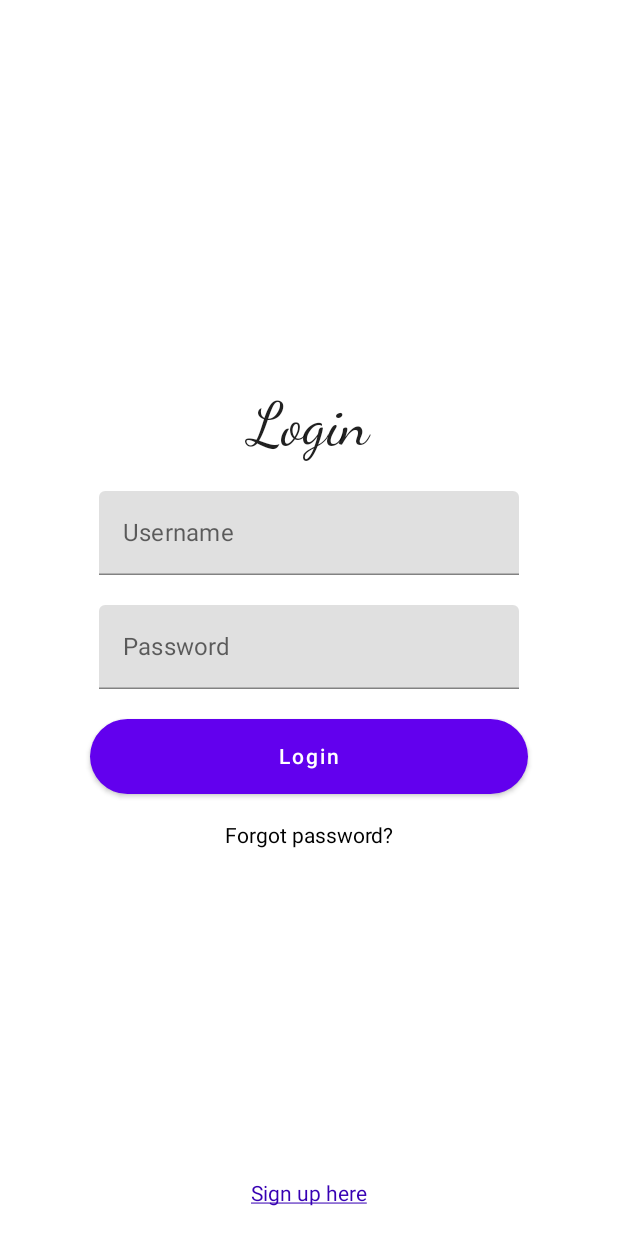
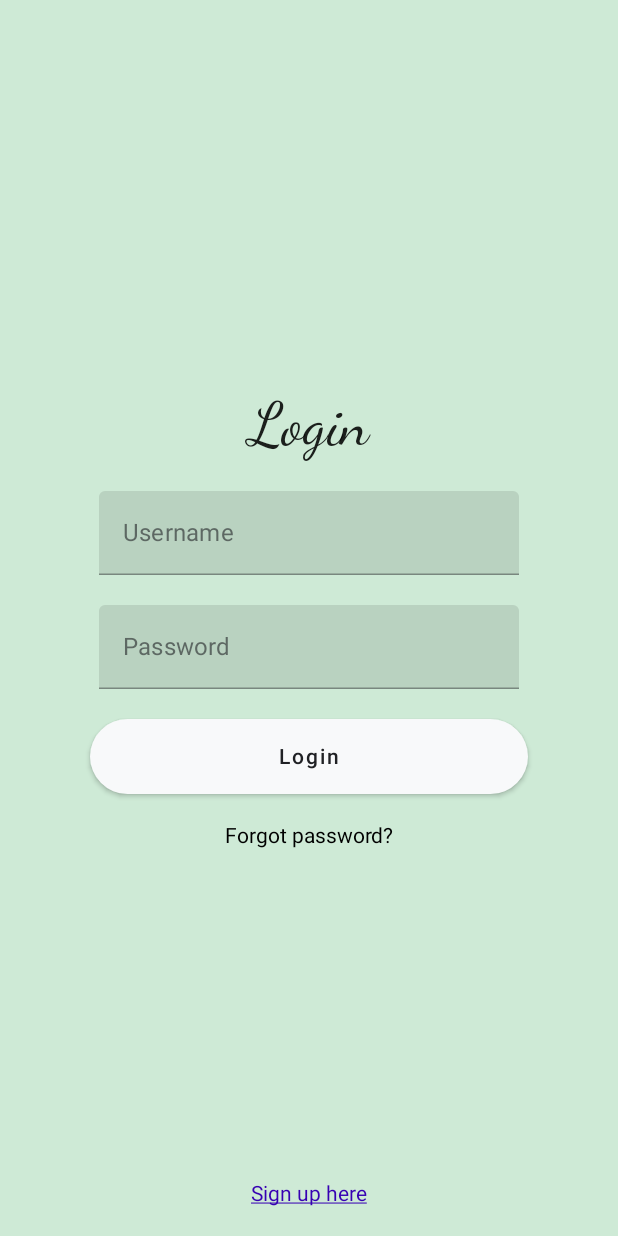
Before and after one commit to thimovandermeer/ft_hangouts, an Android app built with Jetpack Compose: the screen it shows after launch (MainActivity), on a phone screen of 412 x 824 dp. Run offline under Robolectric (Android 15) with nearby library versions, the phone set to English and light mode, and no system bars; our stand-ins replace Dagger/Hilt's generated code, Room's generated code.

Commit message:
Changed theme and details page

```diff
--- a/app/build.gradle
+++ b/app/build.gradle
@@ -85,6 +85,7 @@ dependencies {
     implementation 'com.squareup.retrofit2:converter-moshi:2.9.0'
     implementation "androidx.compose.runtime:runtime-livedata:$compose_ui_version"
     implementation 'com.squareup.moshi:moshi-kotlin:1.13.0'
+    implementation 'com.google.android.material:material:1.5.0'
 }
 
 kapt {
--- a/app/src/main/java/com/example/ft_hangouts/ui/theme/Color.kt
+++ b/app/src/main/java/com/example/ft_hangouts/ui/theme/Color.kt
@@ -6,3 +6,8 @@ val Purple200 = Color(0xFFBB86FC)
 val Purple500 = Color(0xFF6200EE)
 val Purple700 = Color(0xFF3700B3)
 val Teal200 = Color(0xFF03DAC5)
+val Grey50 = Color(0xFFF8F9FA)
+val Grey900 = Color(0xFF202124)
+val Grey700 = Color(0xFF5F6368)
+val Green50 = Color(0xFFE6F4EA)
+val Green100 = Color(0xFFCEEAD6)
--- a/app/src/main/java/com/example/ft_hangouts/ui/theme/Theme.kt
+++ b/app/src/main/java/com/example/ft_hangouts/ui/theme/Theme.kt
@@ -13,9 +13,13 @@ private val DarkColorPalette = darkColors(
 )
 
 private val LightColorPalette = lightColors(
-    primary = Purple500,
-    primaryVariant = Purple700,
-    secondary = Teal200
+    background = Green100,
+    surface = Green50,
+    onSurface = Grey900,
+    primary = Grey50,
+    onPrimary = Grey900,
+    secondary = Grey700
+)
 
     /* Other default colors to override
     background = Color.White,
@@ -25,7 +29,6 @@ private val LightColorPalette = lightColors(
     onBackground = Color.Black,
     onSurface = Color.Black,
     */
-)
 
 @Composable
 fun Ft_hangoutsTheme(darkTheme: Boolean = isSystemInDarkTheme(), content: @Composable () -> Unit) {
--- a/app/src/main/res/layout-land/layout.xml
+++ /dev/null
@@ -1,6 +0,0 @@
-<?xml version="1.0" encoding="utf-8"?>
-<LinearLayout xmlns:android="http://schemas.android.com/apk/res/android"
-    android:layout_width="match_parent"
-    android:layout_height="match_parent">
-
-</LinearLayout>
```
Also changed, not shown: app/src/main/java/com/example/ft_hangouts/screen/Details/DetailScreen.kt (+5 -5 lines).
